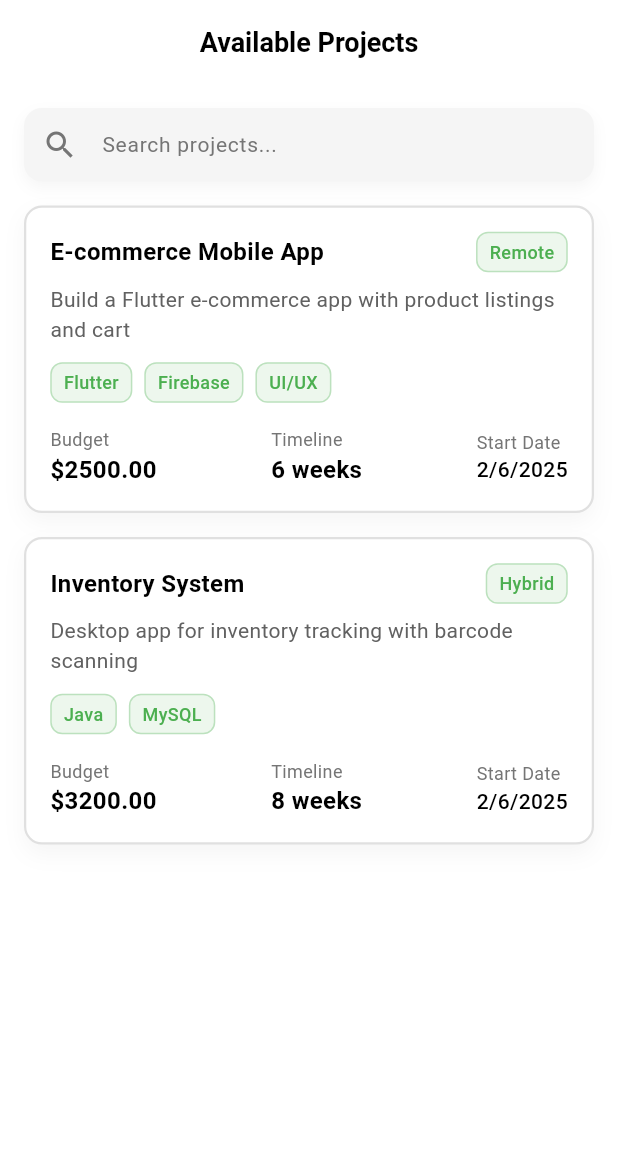
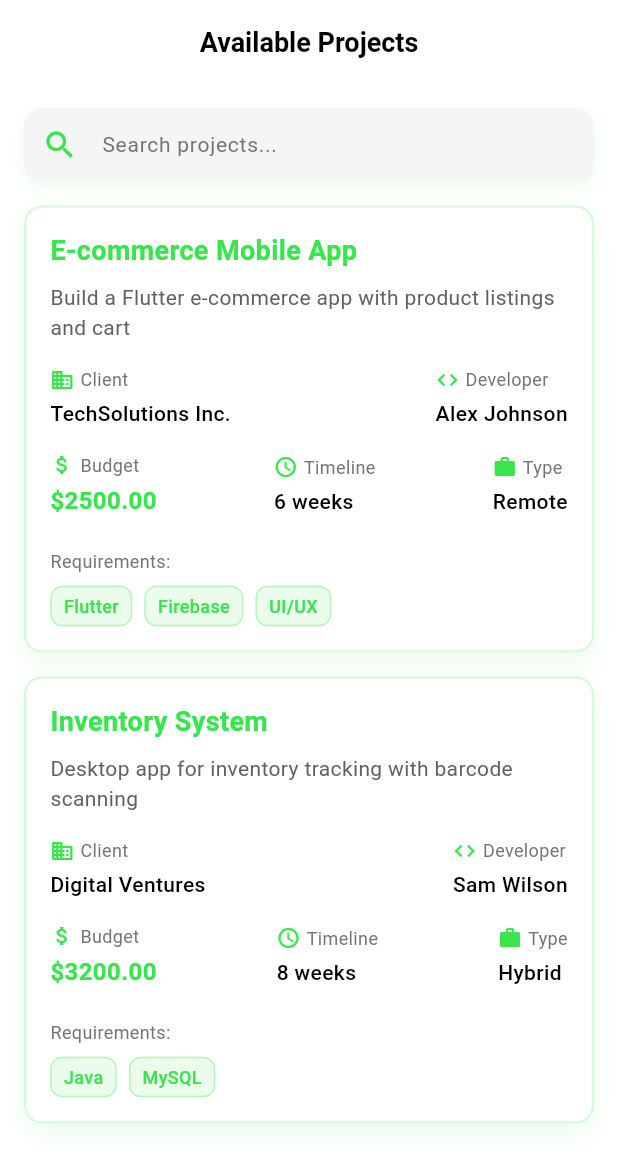
Before and after one commit to ShariqShoaib07/Virtual-Software-House, a Flutter app: the AvailableProjectsPage screen opened directly, on a phone screen of 412 x 824 dp. Shown: the top 1169 px of the screen. Run offline on Flutter 3.47's test engine with Material 3 defaults, Android fonts, the phone set to English and light mode, and no system bars; our stand-ins replace file_picker, fl_chart, google_fonts, image_picker, open_file.

Commit message:
Changed All the Pages from Project Dashbord of Admin Dashbord

```diff
--- /dev/null
+++ b/devtools_options.yaml
@@ -0,0 +1,3 @@
+description: This file stores settings for Dart & Flutter DevTools.
+documentation: https://docs.flutter.dev/tools/devtools/extensions#configure-extension-enablement-states
+extensions:
--- a/lib/available_projects_page.dart
+++ b/lib/available_projects_page.dart
@@ -69,7 +69,7 @@ class _AvailableProjectsPageState extends State<AvailableProjectsPage> {
         title: Text(
           "Available Projects",
           style: GoogleFonts.roboto(
-            color: Colors.black,
+            color: Colors.black, // Green title
             fontSize: 18,
             fontWeight: FontWeight.w600,
           ),
@@ -78,7 +78,7 @@ class _AvailableProjectsPageState extends State<AvailableProjectsPage> {
         elevation: 0,
         automaticallyImplyLeading: false,
         backgroundColor: Colors.white,
-        iconTheme: IconThemeData(color: Colors.black),
+        iconTheme: IconThemeData(color: Color(0xFF38E54D)), // Green icons
       ),
       body: Column(
         children: [
@@ -90,7 +90,7 @@ class _AvailableProjectsPageState extends State<AvailableProjectsPage> {
                 borderRadius: BorderRadius.circular(12),
                 boxShadow: [
                   BoxShadow(
-                    color: Colors.grey.withOpacity(0.1),
+                    color: Color(0xFF38E54D).withOpacity(0.1), // Green tinted shadow
                     blurRadius: 8,
                     offset: Offset(0, 4),
                   ),
@@ -107,7 +107,7 @@ class _AvailableProjectsPageState extends State<AvailableProjectsPage> {
                   hintStyle: GoogleFonts.roboto(
                     color: Colors.grey[600],
                   ),
-                  prefixIcon: Icon(Icons.search, color: Colors.grey[600]),
+                  prefixIcon: Icon(Icons.search, color: Color(0xFF38E54D)), // Green icon
                   filled: true,
                   fillColor: Colors.transparent,
                   border: InputBorder.none,
@@ -142,19 +142,25 @@ class _AvailableProjectsPageState extends State<AvailableProjectsPage> {
   }
 
   Widget _buildProjectCard(Project project) {
+    // Sample client and developer data - replace with your actual data source
+    final clientNames = ['TechSolutions Inc.', 'Digital Ventures', 'CodeCraft LLC'];
+    final developerNames = ['Alex Johnson', 'Sam Wilson', 'Taylor Smith'];
+    final clientName = clientNames[_filteredProjects.indexOf(project) % clientNames.length];
+    final developerName = developerNames[_filteredProjects.indexOf(project) % developerNames.length];
+
     return Container(
       decoration: BoxDecoration(
         color: Colors.white,
         borderRadius: BorderRadius.circular(12),
         boxShadow: [
           BoxShadow(
-            color: Colors.grey.withOpacity(0.1),
+            color: Color(0xFF38E54D).withOpacity(0.1), // Green tinted shadow
             blurRadius: 12,
             offset: Offset(0, 6),
           ),
         ],
         border: Border.all(
-          color: Colors.grey[300]!,
+          color: Color(0xFF38E54D).withOpacity(0.2), // Light green border
           width: 1.5,
         ),
       ),
@@ -163,52 +169,80 @@ class _AvailableProjectsPageState extends State<AvailableProjectsPage> {
         child: Column(
           crossAxisAlignment: CrossAxisAlignment.start,
           children: [
-            Row(
-              mainAxisAlignment: MainAxisAlignment.spaceBetween,
-              children: [
-                Expanded(
-                  child: Text(
+            // Project Title
+            Text(
               project.title,
               style: GoogleFonts.roboto(
-                      color: Colors.black,
-                      fontSize: 16,
+                color: Color(0xFF38E54D), // Green title
+                fontSize: 18,
                 fontWeight: FontWeight.bold,
               ),
-                    maxLines: 2,
-                    overflow: TextOverflow.ellipsis,
-                  ),
-                ),
-                Container(
-                  padding: EdgeInsets.symmetric(horizontal: 8, vertical: 4),
-                  decoration: BoxDecoration(
-                    color: Color(0xFF4CAF50).withOpacity(0.1),
-                    borderRadius: BorderRadius.circular(8),
-                    border: Border.all(
-                      color: Color(0xFF4CAF50).withOpacity(0.3),
-                    ),
-                  ),
-                  child: Text(
-                    project.jobType,
-                    style: GoogleFonts.roboto(
-                      color: Color(0xFF4CAF50),
-                      fontSize: 12,
-                      fontWeight: FontWeight.w500,
-                    ),
-                  ),
-                ),
-              ],
             ),
             SizedBox(height: 8),
+
+            // Project Description
             Text(
               project.details,
               style: GoogleFonts.roboto(
                 color: Colors.grey[700],
                 fontSize: 14,
               ),
-              maxLines: 3,
-              overflow: TextOverflow.ellipsis,
             ),
+            SizedBox(height: 16),
+
+            // Client and Developer Row
+            Row(
+              mainAxisAlignment: MainAxisAlignment.spaceBetween,
+              children: [
+                _buildInfoTile(
+                  icon: Icons.business,
+                  title: "Client",
+                  value: clientName,
+                ),
+                _buildInfoTile(
+                  icon: Icons.code,
+                  title: "Developer",
+                  value: developerName,
+                ),
+              ],
+            ),
+            SizedBox(height: 16),
+
+            // Project Metrics Row
+            Row(
+              mainAxisAlignment: MainAxisAlignment.spaceBetween,
+              children: [
+                _buildInfoTile(
+                  icon: Icons.attach_money,
+                  title: "Budget",
+                  value: "\$${project.acceptedPrice.toStringAsFixed(2)}",
+                  isMoney: true,
+                ),
+                _buildInfoTile(
+                  icon: Icons.schedule,
+                  title: "Timeline",
+                  value: project.deliveryTime,
+                ),
+                _buildInfoTile(
+                  icon: Icons.work,
+                  title: "Type",
+                  value: project.jobType,
+                ),
+              ],
+            ),
+            SizedBox(height: 8),
+
+            // Requirements Chips
+            if (project.requirements.isNotEmpty) ...[
               SizedBox(height: 12),
+              Text(
+                "Requirements:",
+                style: GoogleFonts.roboto(
+                  fontSize: 12,
+                  color: Colors.grey[600],
+                ),
+              ),
+              SizedBox(height: 8),
               Wrap(
                 spacing: 8,
                 runSpacing: 8,
@@ -217,16 +251,16 @@ class _AvailableProjectsPageState extends State<AvailableProjectsPage> {
                     .map((req) => Container(
                   padding: EdgeInsets.symmetric(horizontal: 8, vertical: 4),
                   decoration: BoxDecoration(
-                  color: Color(0xFF4CAF50).withOpacity(0.1),
+                    color: Color(0xFF38E54D).withOpacity(0.1),
                     borderRadius: BorderRadius.circular(8),
                     border: Border.all(
-                    color: Color(0xFF4CAF50).withOpacity(0.3),
+                      color: Color(0xFF38E54D).withOpacity(0.3),
                     ),
                   ),
                   child: Text(
                     req,
                     style: GoogleFonts.roboto(
-                    color: Color(0xFF4CAF50),
+                      color: Color(0xFF38E54D),
                       fontSize: 12,
                       fontWeight: FontWeight.w500,
                     ),
@@ -234,75 +268,49 @@ class _AvailableProjectsPageState extends State<AvailableProjectsPage> {
                 ))
                     .toList(),
               ),
-            SizedBox(height: 16),
-            Row(
-              mainAxisAlignment: MainAxisAlignment.spaceBetween,
-              children: [
-                Column(
+            ],
+          ],
+        ),
+      ),
+    );
+  }
+
+  Widget _buildInfoTile({
+    required IconData icon,
+    required String title,
+    required String value,
+    bool isMoney = false,
+  }) {
+    return Column(
       crossAxisAlignment: CrossAxisAlignment.start,
       children: [
+        Row(
+          children: [
+            Icon(
+              icon,
+              size: 16,
+              color: Color(0xFF38E54D), // Green icon
+            ),
+            SizedBox(width: 4),
             Text(
-                      "Budget",
+              title,
               style: GoogleFonts.roboto(
                 fontSize: 12,
                 color: Colors.grey[600],
               ),
             ),
+          ],
+        ),
+        SizedBox(height: 4),
         Text(
-                      '\$${project.acceptedPrice.toStringAsFixed(2)}',
+          value,
           style: GoogleFonts.roboto(
-                        fontSize: 16,
-                        color: Colors.black,
-                        fontWeight: FontWeight.w600,
+            fontSize: isMoney ? 16 : 14,
+            fontWeight: isMoney ? FontWeight.w600 : FontWeight.w500,
+            color: isMoney ? Color(0xFF38E54D) : Colors.black, // Green for money
           ),
         ),
       ],
-                ),
-                Column(
-                  crossAxisAlignment: CrossAxisAlignment.start,
-                  children: [
-                    Text(
-                      "Timeline",
-                      style: GoogleFonts.roboto(
-                        fontSize: 12,
-                        color: Colors.grey[600],
-                      ),
-                    ),
-                    Text(
-                      project.deliveryTime,
-                      style: GoogleFonts.roboto(
-                        fontSize: 16,
-                        color: Colors.black,
-                        fontWeight: FontWeight.w600,
-                      ),
-                    ),
-                  ],
-                ),
-                Column(
-                  crossAxisAlignment: CrossAxisAlignment.start,
-                  children: [
-                    Text(
-                      "Start Date",
-                      style: GoogleFonts.roboto(
-                        fontSize: 12,
-                        color: Colors.grey[600],
-                      ),
-                    ),
-                    Text(
-                      "${project.startDate.day}/${project.startDate.month}/${project.startDate.year}",
-                      style: GoogleFonts.roboto(
-                        fontSize: 14,
-                        color: Colors.black,
-                        fontWeight: FontWeight.w500,
-                      ),
-                    ),
-                  ],
-                ),
-              ],
-            ),
-          ],
-        ),
-      ),
     );
   }
 }
--- a/lib/home_page.dart
+++ b/lib/home_page.dart
@@ -264,7 +264,7 @@ class _HomePageState extends State<HomePage> {
                   _buildDetailChip(
                     Icons.access_time,
                     project.deliveryTime,
-                    Colors.blue,
+                    Colors.white,
                   ),
                   Text(
                     "\$${project.acceptedPrice.toStringAsFixed(2)}",
```
Also changed, not shown: lib/client_requests_page.dart (+62 -117 lines), lib/completed_projects_page.dart (+31 -26 lines), lib/developer_requests_page.dart (+43 -40 lines), lib/ongoing_projects_page.dart (+18 -22 lines). Lines whose indentation alone changed are shown as unchanged.
